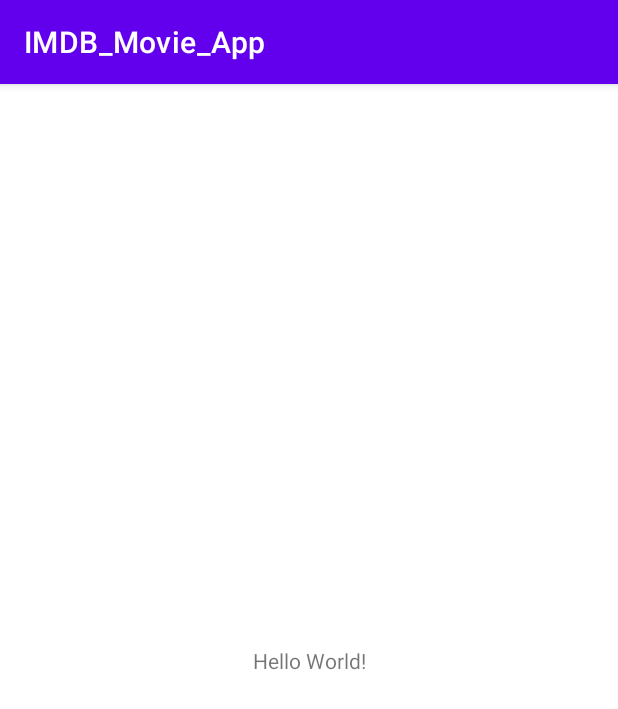
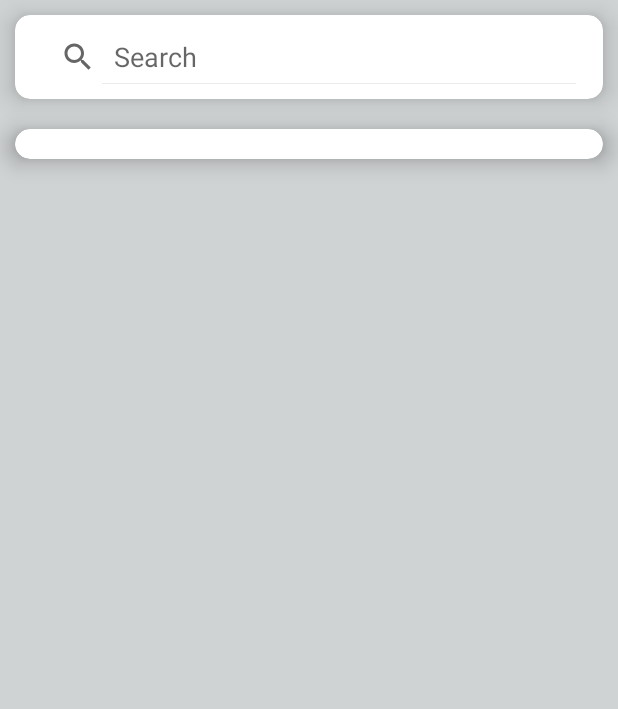
Before and after one commit to SalimmReza/IMDB_Movie_App, an Android app: the screen it shows after launch (MainActivity), on a phone screen of 412 x 824 dp. Shown: the top 709 px of the screen. Run offline under Robolectric (Android 15) with nearby library versions, the phone set to English and light mode, and no system bars.

Commit message:
design done

```diff
--- a/app/src/main/java/com/example/imdb_movie_app/MainActivity.java
+++ b/app/src/main/java/com/example/imdb_movie_app/MainActivity.java
@@ -1,14 +1,25 @@
 package com.example.imdb_movie_app;
 
 import androidx.appcompat.app.AppCompatActivity;
+import androidx.appcompat.widget.SearchView;
+import androidx.recyclerview.widget.RecyclerView;
 
 import android.os.Bundle;
 
 public class MainActivity extends AppCompatActivity {
 
+    SearchView searchView;
+    RecyclerView recyclerView;
+
     @Override
     protected void onCreate(Bundle savedInstanceState) {
         super.onCreate(savedInstanceState);
         setContentView(R.layout.activity_main);
+
+        searchView = findViewById(R.id.search_view_id);
+        recyclerView = findViewById(R.id.recycler_view_home_id);
+
+
+
     }
 }
--- a/app/src/main/res/layout/activity_main.xml
+++ b/app/src/main/res/layout/activity_main.xml
@@ -1,18 +1,59 @@
 <?xml version="1.0" encoding="utf-8"?>
-<androidx.constraintlayout.widget.ConstraintLayout xmlns:android="http://schemas.android.com/apk/res/android"
+<LinearLayout xmlns:android="http://schemas.android.com/apk/res/android"
     xmlns:app="http://schemas.android.com/apk/res-auto"
     xmlns:tools="http://schemas.android.com/tools"
     android:layout_width="match_parent"
     android:layout_height="match_parent"
+    android:orientation="vertical"
+    android:background="@color/gray"
     tools:context=".MainActivity">
 
-    <TextView
-        android:layout_width="wrap_content"
+   <!-- fgnfjk-->
+
+    <androidx.cardview.widget.CardView
+        android:layout_width="match_parent"
         android:layout_height="wrap_content"
-        android:text="Hello World!"
-        app:layout_constraintBottom_toBottomOf="parent"
-        app:layout_constraintLeft_toLeftOf="parent"
-        app:layout_constraintRight_toRightOf="parent"
-        app:layout_constraintTop_toTopOf="parent" />
+        app:cardElevation="10dp"
+        android:layout_margin="10dp"
+        app:cardCornerRadius="10dp"
+        app:cardBackgroundColor="@color/white"
+        >
 
-</androidx.constraintlayout.widget.ConstraintLayout>
+        <androidx.appcompat.widget.SearchView
+            android:id="@+id/search_view_id"
+            android:layout_width="match_parent"
+            android:layout_height="?attr/actionBarSize"
+           app:iconifiedByDefault="false"
+            app:queryHint="Search"
+            android:padding="10dp"
+
+            />
+
+
+
+
+    </androidx.cardview.widget.CardView>
+
+    <androidx.cardview.widget.CardView
+        android:layout_width="match_parent"
+        android:layout_height="wrap_content"
+        app:cardElevation="10dp"
+        android:layout_margin="10dp"
+        app:cardCornerRadius="10dp"
+        app:cardBackgroundColor="@color/white">
+
+        <androidx.recyclerview.widget.RecyclerView
+            android:id="@+id/recycler_view_home_id"
+            android:layout_width="match_parent"
+            android:layout_height="wrap_content"
+            android:padding="10dp"/>
+
+
+
+    </androidx.cardview.widget.CardView>
+
+
+
+
+
+</LinearLayout>
--- a/app/src/main/res/values-night/themes.xml
+++ b/app/src/main/res/values-night/themes.xml
@@ -1,6 +1,6 @@
 <resources xmlns:tools="http://schemas.android.com/tools">
     <!-- Base application theme. -->
-    <style name="Theme.IMDB_Movie_App" parent="Theme.MaterialComponents.DayNight.DarkActionBar">
+    <style name="Theme.IMDB_Movie_App" parent="Theme.MaterialComponents.DayNight.NoActionBar">
         <!-- Primary brand color. -->
         <item name="colorPrimary">@color/purple_200</item>
         <item name="colorPrimaryVariant">@color/purple_700</item>
--- a/app/src/main/res/values/colors.xml
+++ b/app/src/main/res/values/colors.xml
@@ -2,9 +2,12 @@
 <resources>
     <color name="purple_200">#FFBB86FC</color>
     <color name="purple_500">#FF6200EE</color>
-    <color name="purple_700">#FF3700B3</color>
+    <color name="purple_700">#D0D3D4</color>
     <color name="teal_200">#FF03DAC5</color>
     <color name="teal_700">#FF018786</color>
     <color name="black">#FF000000</color>
     <color name="white">#FFFFFFFF</color>
+    <color name="gray">#D0D3D4</color>
+
+
 </resources>
--- a/app/src/main/res/values/themes.xml
+++ b/app/src/main/res/values/themes.xml
@@ -1,6 +1,6 @@
 <resources xmlns:tools="http://schemas.android.com/tools">
     <!-- Base application theme. -->
-    <style name="Theme.IMDB_Movie_App" parent="Theme.MaterialComponents.DayNight.DarkActionBar">
+    <style name="Theme.IMDB_Movie_App" parent="Theme.MaterialComponents.DayNight.NoActionBar">
         <!-- Primary brand color. -->
         <item name="colorPrimary">@color/purple_500</item>
         <item name="colorPrimaryVariant">@color/purple_700</item>
```
Also changed, not shown: app/src/main/res/layout/home_movie_list.xml (added, +45 -0 lines).
